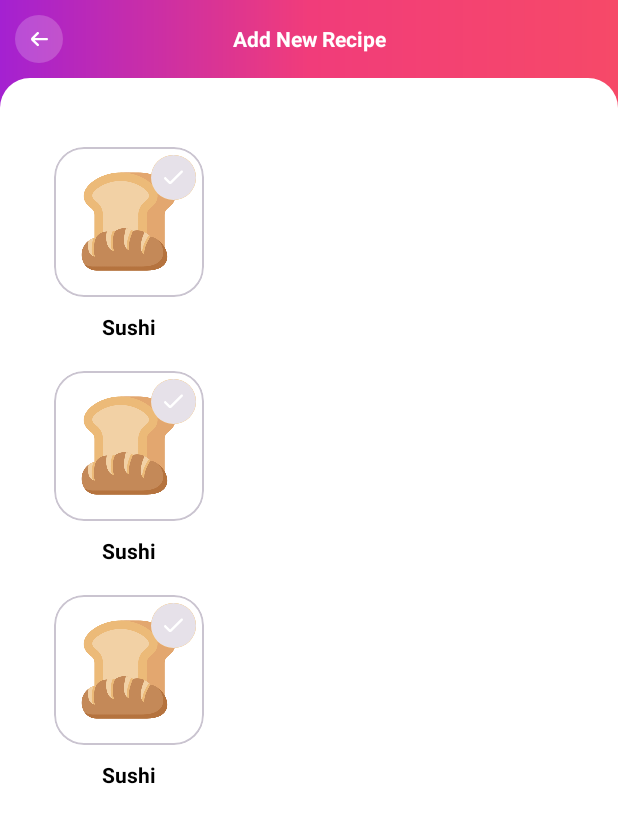
After one commit to DilanSandaruwan/recipes-app, an Android app built with Jetpack Compose: the layout fragment_my_recipes.xml on its own in the app's theme, with its tools: preview values and no code run, on a phone screen of 412 x 824 dp. The commit adds this screen. Shown: the top 823 px of the screen. Run offline under Robolectric (Android 15) with nearby library versions, the phone set to English and light mode, and no system bars; network calls fail.

Commit message:
initial commit to my recipes screen

```diff
--- a/app/src/main/java/com/gtp01/group01/android/recipesmobileapp/constant/ConstantNetworkService.kt
+++ b/app/src/main/java/com/gtp01/group01/android/recipesmobileapp/constant/ConstantNetworkService.kt
@@ -32,6 +32,10 @@ object ConstantNetworkService {
     const val RECIPE_POST_RECIPE_END_POINT = "/api/v1/reader/{idLoggedUser}/recipe"
 
     /***
+     * Endpoints for My Own Recipes
+     */
+    const val RECIPE_GET_MY_RECIPES_END_POINT = "/api/v1/reader/{idLoggedUser}/recipe/own"
+    /***
      * Endpoints for retrieving recipes within time duration
      */
     const val FILTER_RECIPE_BY_DURATION_ENDPOINT =
--- a/app/src/main/java/com/gtp01/group01/android/recipesmobileapp/shared/sources/RecipeManagementApiService.kt
+++ b/app/src/main/java/com/gtp01/group01/android/recipesmobileapp/shared/sources/RecipeManagementApiService.kt
@@ -55,4 +55,9 @@ interface RecipeManagementApiService {
         @Path(value = "idLoggedUser") idLoggedUser: Int,
         @Path(value = "maxduration") maxduration: Int
     ): Response<List<Recipe>>
+
+    @GET(ConstantNetworkService.RECIPE_GET_MY_RECIPES_END_POINT)
+    suspend fun getMyRecipes(
+        @Path(value = "idLoggedUser") idLoggedUser: Int,
+    ): Response<List<Recipe>>
 }
--- /dev/null
+++ b/app/src/main/res/drawable/ico_edit_pencil_black.xml
@@ -0,0 +1,5 @@
+<vector android:autoMirrored="true" android:height="48dp"
+    android:viewportHeight="25" android:viewportWidth="25"
+    android:width="48dp" xmlns:android="http://schemas.android.com/apk/res/android">
+    <path android:fillColor="#000000" android:pathData="M24.312,6.935L22.06,9.186C21.831,9.416 21.46,9.416 21.23,9.186L15.81,3.766C15.581,3.537 15.581,3.165 15.81,2.936L18.061,0.685C18.974,-0.228 20.459,-0.228 21.377,0.685L24.312,3.62C25.229,4.533 25.229,6.017 24.312,6.935ZM13.876,4.87L1.054,17.692L0.018,23.625C-0.123,24.426 0.575,25.12 1.376,24.983L7.309,23.943L20.132,11.12C20.361,10.89 20.361,10.519 20.132,10.29L14.711,4.87C14.477,4.64 14.106,4.64 13.876,4.87ZM6.059,16.594C5.79,16.325 5.79,15.896 6.059,15.627L13.579,8.107C13.847,7.839 14.277,7.839 14.545,8.107C14.814,8.376 14.814,8.805 14.545,9.074L7.026,16.594C6.757,16.862 6.327,16.862 6.059,16.594ZM4.296,20.7H6.64V22.473L3.49,23.025L1.972,21.506L2.523,18.357H4.296V20.7Z"/>
+</vector>
--- /dev/null
+++ b/app/src/main/res/drawable/ico_like_filled_black.xml
@@ -0,0 +1,5 @@
+<vector android:autoMirrored="true" android:height="48dp"
+    android:viewportHeight="24" android:viewportWidth="24"
+    android:width="48dp" xmlns:android="http://schemas.android.com/apk/res/android">
+    <path android:fillColor="#000000" android:fillType="evenOdd" android:pathData="M15.9,4.5C15.9,3 14.418,2 13.26,2c-0.806,0 -0.869,0.612 -0.993,1.82 -0.055,0.53 -0.121,1.174 -0.267,1.93 -0.386,2.002 -1.72,4.56 -2.996,5.325V17C9,19.25 9.75,20 13,20h3.773c2.176,0 2.703,-1.433 2.899,-1.964l0.013,-0.036c0.114,-0.306 0.358,-0.547 0.638,-0.82 0.31,-0.306 0.664,-0.653 0.927,-1.18 0.311,-0.623 0.27,-1.177 0.233,-1.67 -0.023,-0.299 -0.044,-0.575 0.017,-0.83 0.064,-0.27 0.146,-0.475 0.225,-0.671 0.143,-0.356 0.275,-0.686 0.275,-1.329 0,-1.5 -0.748,-2.498 -2.315,-2.498H15.5S15.9,6 15.9,4.5zM5.5,10A1.5,1.5 0,0 0,4 11.5v7a1.5,1.5 0,0 0,3 0v-7A1.5,1.5 0,0 0,5.5 10z"/>
+</vector>
--- /dev/null
+++ b/app/src/main/res/layout/fragment_my_recipes.xml
@@ -0,0 +1,102 @@
+<?xml version="1.0" encoding="utf-8"?>
+<layout xmlns:android="http://schemas.android.com/apk/res/android"
+    xmlns:app="http://schemas.android.com/apk/res-auto"
+    xmlns:tools="http://schemas.android.com/tools">
+
+    <data>
+
+        <variable
+            name="myRecipesVM"
+            type="com.gtp01.group01.android.recipesmobileapp.feature.my_recipes.MyRecipesViewModel" />
+    </data>
+
+    <FrameLayout
+        android:layout_width="match_parent"
+        android:layout_height="match_parent"
+        tools:context=".feature.my_recipes.MyRecipesFragment">
+
+        <androidx.constraintlayout.widget.ConstraintLayout
+            android:layout_width="match_parent"
+            android:layout_height="match_parent"
+            android:fitsSystemWindows="true">
+            <!-- App toolbar -->
+            <LinearLayout
+                android:id="@+id/app_tool_bar"
+                android:layout_width="match_parent"
+                android:layout_height="wrap_content"
+                android:layout_margin="@dimen/margin_app_toolbar"
+                android:gravity="center_vertical"
+                android:orientation="horizontal"
+                app:layout_constraintEnd_toEndOf="parent"
+                app:layout_constraintStart_toStartOf="parent"
+                app:layout_constraintTop_toTopOf="parent">
+
+                <!-- Back button -->
+                <ImageButton
+                    android:layout_width="@dimen/width_app_bar_button"
+                    android:layout_height="@dimen/height_app_bar_button"
+                    android:background="@drawable/bg_app_tool_bar_btn_back"
+                    android:contentDescription="@string/desc_back_button"
+                    android:src="@drawable/ic_img_btn_back" />
+
+                <!-- Title -->
+                <TextView
+                    android:layout_width="0dp"
+                    android:layout_height="wrap_content"
+                    android:layout_weight="1"
+                    android:gravity="center"
+                    android:text="@string/title_add_new_recipe"
+                    android:textColor="@color/white"
+                    android:textSize="@dimen/dimen_text_size_title"
+                    android:textStyle="bold" />
+
+                <!-- Placeholder button -->
+                <ImageButton
+                    android:layout_width="@dimen/width_app_bar_button"
+                    android:layout_height="@dimen/height_app_bar_button"
+                    android:background="@color/bg_img_btn_back"
+                    android:contentDescription="@string/desc_back_button"
+                    android:src="@drawable/ic_img_btn_back"
+                    android:visibility="invisible" />
+            </LinearLayout>
+            <!-- Main content area -->
+            <RelativeLayout
+                style="@style/TopHalfRoundedWhiteBackground"
+                android:layout_width="match_parent"
+                android:layout_height="0dp"
+                android:layout_marginTop="@dimen/margin_top_bg_half_rounded"
+                android:paddingBottom="@dimen/bottom_navigation_height"
+                app:layout_constraintBottom_toBottomOf="parent"
+                app:layout_constraintEnd_toEndOf="parent"
+                app:layout_constraintStart_toStartOf="parent"
+                app:layout_constraintTop_toBottomOf="@+id/app_tool_bar">
+
+                <!-- Scrollable content -->
+                <ScrollView
+                    android:layout_width="match_parent"
+                    android:layout_height="match_parent"
+                    android:fillViewport="true"
+                    android:padding="@dimen/padding_scroll_view">
+
+                    <!-- Content container -->
+                    <LinearLayout
+                        android:layout_width="match_parent"
+                        android:layout_height="wrap_content"
+                        android:orientation="vertical">
+
+                        <androidx.recyclerview.widget.RecyclerView
+                            android:id="@+id/rvMyRecipes"
+                            android:layout_width="match_parent"
+                            android:layout_height="wrap_content"
+                            android:layout_marginTop="@dimen/margin_top_horizontal_recycler_view"
+                            android:orientation="horizontal"
+                            tools:listitem="@layout/layout_category_item" />
+
+                    </LinearLayout>
+                </ScrollView>
+            </RelativeLayout>
+
+        </androidx.constraintlayout.widget.ConstraintLayout>
+
+    </FrameLayout>
+</layout>
--- a/app/src/main/res/navigation/nav_graph.xml
+++ b/app/src/main/res/navigation/nav_graph.xml
@@ -54,4 +54,8 @@
         android:name="com.gtp01.group01.android.recipesmobileapp.feature.view_recipe.recipe_details.InstructionFragment"
         android:label="Instruction"
         tools:layout="@layout/fragment_instruction" />
+    <fragment
+        android:id="@+id/myRecipesFragment"
+        android:name="com.gtp01.group01.android.recipesmobileapp.feature.my_recipes.MyRecipesFragment"
+        android:label="MyRecipesFragment" />
 </navigation>
```
Also changed, not shown: app/src/main/java/com/gtp01/group01/android/recipesmobileapp/feature/my_profile/repository/RecipeManagementRepository.kt (+36 -0 lines), app/src/main/java/com/gtp01/group01/android/recipesmobileapp/feature/my_recipes/MyRecipesFragment.kt (added, +41 -0 lines), app/src/main/java/com/gtp01/group01/android/recipesmobileapp/feature/my_recipes/MyRecipesViewModel.kt (added, +50 -0 lines), app/src/main/java/com/gtp01/group01/android/recipesmobileapp/shared/common/Result.kt (+6 -6 lines), app/src/main/res/drawable/ico_info_black.xml (added, +8 -0 lines), app/src/main/res/layout/layout_recipe_grid_item.xml (added, +74 -0 lines).
